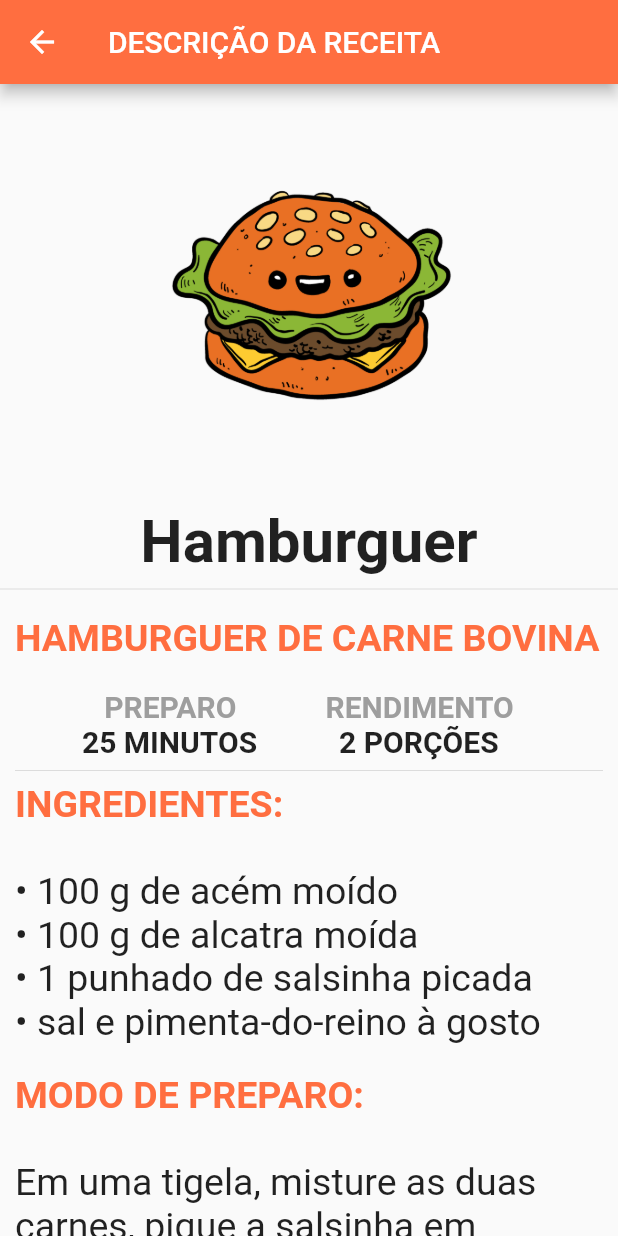
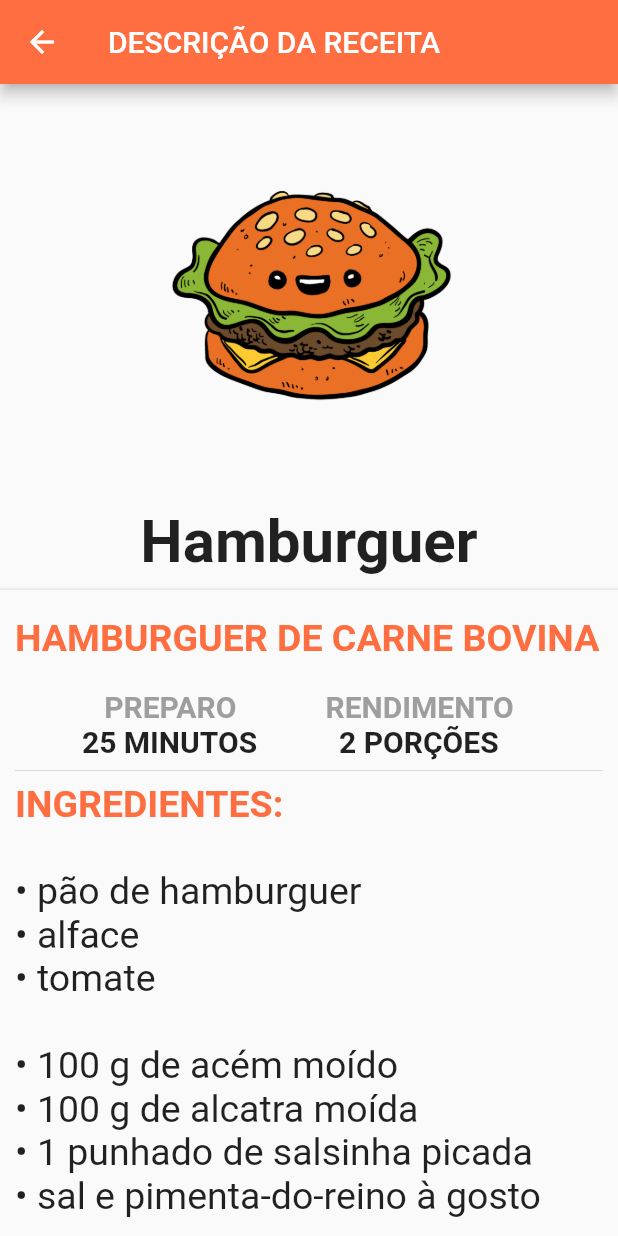
Before and after one commit to carvalhogabriel/fast_fit, a Flutter app: the screen it shows after launch, after a tap on "Hamburguer", on a phone screen of 412 x 824 dp. Run offline on Flutter 3.47's test engine with Material 2 defaults, Android fonts, the phone set to English and light mode, and no system bars.

Commit message:
update recipe hamburguer

```diff
--- a/receitas/lib/main.dart
+++ b/receitas/lib/main.dart
@@ -128,7 +128,10 @@ Widget _buildRecipeHamburguer() {
                       color: Colors.deepOrangeAccent),
                 ),
                 Text(
-                  "• 100 g de acém moído\n"
+                  "• pão de hamburguer\n"
+                      "• alface\n"
+                      "• tomate\n\n"
+                      "• 100 g de acém moído\n"
                       "• 100 g de alcatra moída\n"
                       "• 1 punhado de salsinha picada\n"
                       "• sal e pimenta-do-reino à gosto",
@@ -159,7 +162,9 @@ Widget _buildRecipeHamburguer() {
                       "Pré-aqueça o forno em 180º, modele os discos de carne "
                       "e leve ao forno por ao menos 15 minutos, "
                       "ou deixe por mais tempo "
-                      "até alcançar o ponto desejado da carne.",
+                      "até alcançar o ponto desejado da carne.\n\n"
+                      "Quando o hamburguer estiver pronto, ponha-o "
+                      "no pão junto com alface e tomate e sirva",
                   textAlign: TextAlign.left,
                   style: TextStyle(fontSize: 25.0),
                 ),
@@ -195,7 +200,10 @@ Widget _buildRecipeHamburguer() {
                       color: Colors.deepOrangeAccent),
                 ),
                 Text(
-                  "• 500 g de peito de frango\n"
+                  "• pão de hamburguer\n"
+                      "• alface\n"
+                      "• tomate\n\n"
+                      "• 500 g de peito de frango\n"
                       "• 1 ovo\n"
                       "• suco de 1 limão\n"
                       "• 1 cebola pequena ralada\n"
@@ -234,7 +242,9 @@ Widget _buildRecipeHamburguer() {
                     "untada com um fio de azeite. Deixe grelhar "
                     "por 3 minutos de cada lado com uma tampa "
                     "para preservar a umidade do frango. Repita "
-                    "o processo com cada hamburguer e sirva.",
+                    "o processo com cada hamburguer.\n\n"
+                    "Quando o hamburguer estiver pronto, ponha-o"
+                    "no pão junto com alface e tomate e sirva",
                 textAlign: TextAlign.left,
                 style: TextStyle(fontSize: 25.0),
               ),
```
